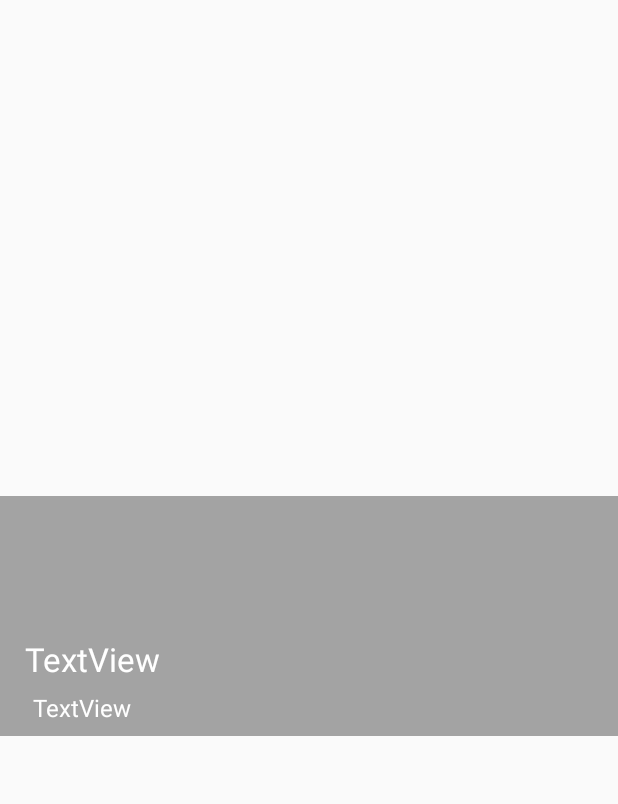
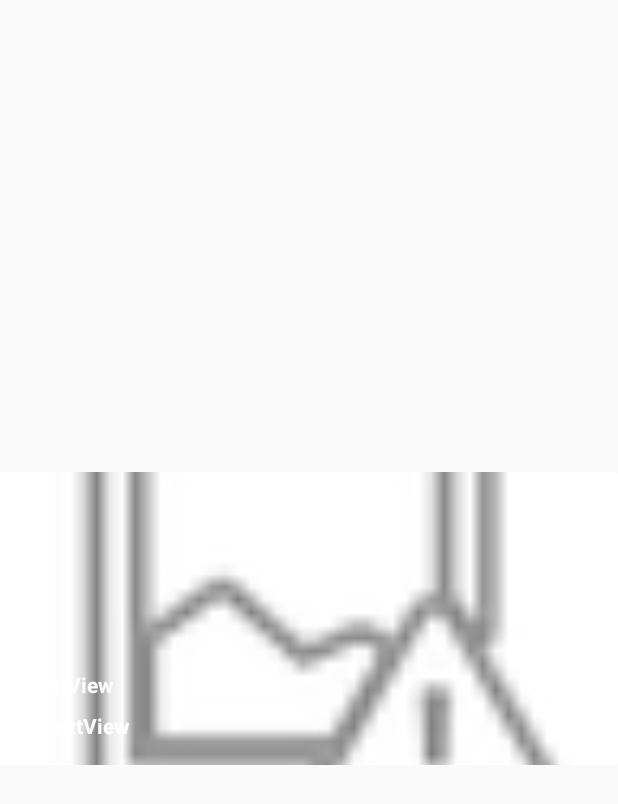
Before and after one commit to VoiderX/projeto-final-moveis, an Android app: the layout layout_product_list_item.xml on its own in the app's theme, with its tools: preview values and no code run, on a phone screen of 412 x 824 dp. Shown: the top 804 px of the screen. Run offline under Robolectric (Android 15) with nearby library versions, the phone set to English and light mode, and no system bars.

Commit message:
Layout corrected

```diff
--- a/ProjetoMoveis/app/build.gradle
+++ b/ProjetoMoveis/app/build.gradle
@@ -32,4 +32,5 @@ dependencies {
     annotationProcessor "android.arch.persistence.room:compiler:$room_version"
     implementation "android.arch.lifecycle:extensions:$archLifecycleVersion"
     annotationProcessor "android.arch.lifecycle:compiler:$archLifecycleVersion"
+    implementation 'com.android.support:cardview-v7:27.1.1'
 }
--- a/ProjetoMoveis/app/src/main/java/com/example/gabriel/projetomoveis/ListAdapters/ProductListAdapter.java
+++ b/ProjetoMoveis/app/src/main/java/com/example/gabriel/projetomoveis/ListAdapters/ProductListAdapter.java
@@ -66,9 +66,9 @@ public class ProductListAdapter extends BaseAdapter {
             convertView = inflater.inflate(R.layout.layout_product_list_item, null);
         }
         LayoutItems li = new LayoutItems();
-        li.productName = convertView.findViewById(R.id.occurrenceTitleListItem);
-        li.expirationDate = convertView.findViewById(R.id.occurrenceDateListItem);
-        li.productImage = convertView.findViewById(R.id.producItemImageView);
+        li.productName = convertView.findViewById(R.id.productNameListItem);
+        li.expirationDate = convertView.findViewById(R.id.productExpirationListItem);
+        li.productImage = convertView.findViewById(R.id.productItemImageView);
 
         li.productName.setText(products.get(position).getName());
         li.expirationDate.setText(expiresMessage + " " + products.get(position).getExpirationDate());
--- a/ProjetoMoveis/app/src/main/res/layout/layout_product_list_item.xml
+++ b/ProjetoMoveis/app/src/main/res/layout/layout_product_list_item.xml
@@ -6,56 +6,65 @@
     android:layout_width="match_parent"
     android:layout_height="match_parent">
 
+    <android.support.v7.widget.CardView
+        android:layout_width="0dp"
+        android:layout_height="195dp"
+        android:foreground="?android:attr/selectableItemBackground"
+        app:cardElevation="0dp"
+        app:layout_constraintBottom_toBottomOf="parent"
+        app:layout_constraintEnd_toEndOf="parent"
+        app:layout_constraintStart_toStartOf="parent"
+        app:layout_constraintTop_toTopOf="parent">
+
+        <android.support.constraint.ConstraintLayout
+            android:layout_width="match_parent"
+            android:layout_height="match_parent">
+
             <ImageView
-        android:id="@+id/producItemImageView"
+                android:id="@+id/productItemImageView"
                 android:layout_width="0dp"
-        android:layout_height="160dp"
-        android:layout_marginBottom="8dp"
-        android:layout_marginTop="8dp"
+                android:layout_height="0dp"
                 android:adjustViewBounds="true"
-        android:backgroundTintMode="src_atop"
                 android:cropToPadding="true"
-        android:foreground="@color/image_shade"
-        android:foregroundTintMode="src_atop"
+                android:scaleType="centerCrop"
                 app:layout_constraintBottom_toBottomOf="parent"
                 app:layout_constraintEnd_toEndOf="parent"
                 app:layout_constraintHorizontal_bias="0.0"
                 app:layout_constraintStart_toStartOf="parent"
                 app:layout_constraintTop_toTopOf="parent"
-        app:layout_constraintVertical_bias="0.498" />
+                app:layout_constraintVertical_bias="0.0"
+                app:srcCompat="@android:drawable/ic_menu_report_image" />
 
             <TextView
-        android:id="@+id/occurrenceDateListItem"
+                android:id="@+id/productNameListItem"
                 android:layout_width="wrap_content"
                 android:layout_height="wrap_content"
-        android:layout_marginBottom="8dp"
                 android:layout_marginEnd="8dp"
-        android:layout_marginStart="20dp"
+                android:layout_marginStart="8dp"
+                android:layout_marginTop="132dp"
                 android:text="TextView"
-        android:textAppearance="@android:style/TextAppearance.Holo"
                 android:textColor="@android:color/white"
-        app:layout_constraintBottom_toBottomOf="@+id/producItemImageView"
+                android:textStyle="bold"
                 app:layout_constraintEnd_toEndOf="parent"
-        app:layout_constraintHorizontal_bias="0.007"
-        app:layout_constraintStart_toStartOf="parent" />
+                app:layout_constraintHorizontal_bias="0.028"
+                app:layout_constraintStart_toStartOf="parent"
+                app:layout_constraintTop_toTopOf="parent" />
 
             <TextView
-        android:id="@+id/occurrenceTitleListItem"
+                android:id="@+id/productExpirationListItem"
                 android:layout_width="wrap_content"
                 android:layout_height="wrap_content"
-        android:layout_marginBottom="2dp"
                 android:layout_marginEnd="8dp"
                 android:layout_marginStart="8dp"
                 android:layout_marginTop="8dp"
                 android:text="TextView"
-        android:textAllCaps="false"
-        android:textAppearance="@android:style/TextAppearance.Holo.Large"
                 android:textColor="@android:color/white"
-        app:layout_constraintBottom_toTopOf="@+id/occurrenceDateListItem"
+                android:textStyle="bold"
                 app:layout_constraintEnd_toEndOf="parent"
-        app:layout_constraintHorizontal_bias="0.029"
+                app:layout_constraintHorizontal_bias="0.059"
                 app:layout_constraintStart_toStartOf="parent"
-        app:layout_constraintTop_toTopOf="@+id/producItemImageView"
-        app:layout_constraintVertical_bias="0.947" />
+                app:layout_constraintTop_toBottomOf="@+id/productNameListItem" />
 
         </android.support.constraint.ConstraintLayout>
+    </android.support.v7.widget.CardView>
+</android.support.constraint.ConstraintLayout>
```
Lines whose indentation alone changed are shown as unchanged.
